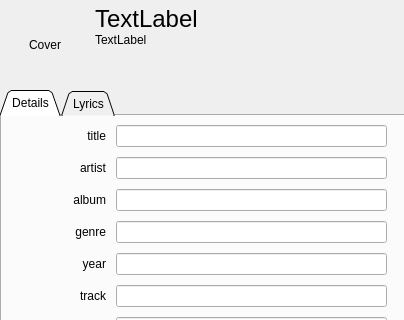
This is app/src/dialoginfo.ui in intelek2al/CPP-Uamp as Qt 5 draws it before an edit; both pictures show x 0 to 404 and y 0 to 320 of the 404 by 500 pixel window. The edited form follows.
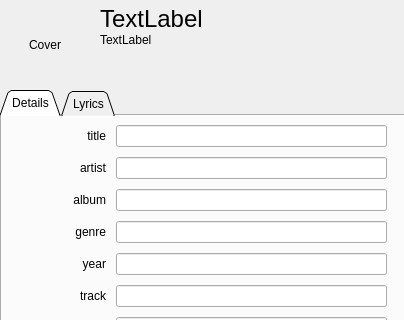
This is the edited form. Custom widgets are drawn as their Qt base class.

```diff
--- a/app/src/dialoginfo.ui
+++ b/app/src/dialoginfo.ui
@@ -94,7 +94,7 @@
            <number>0</number>
           </property>
           <property name="leftMargin">
-           <number>10</number>
+           <number>15</number>
           </property>
           <item>
            <widget class="QLabel" name="title_large">
```
